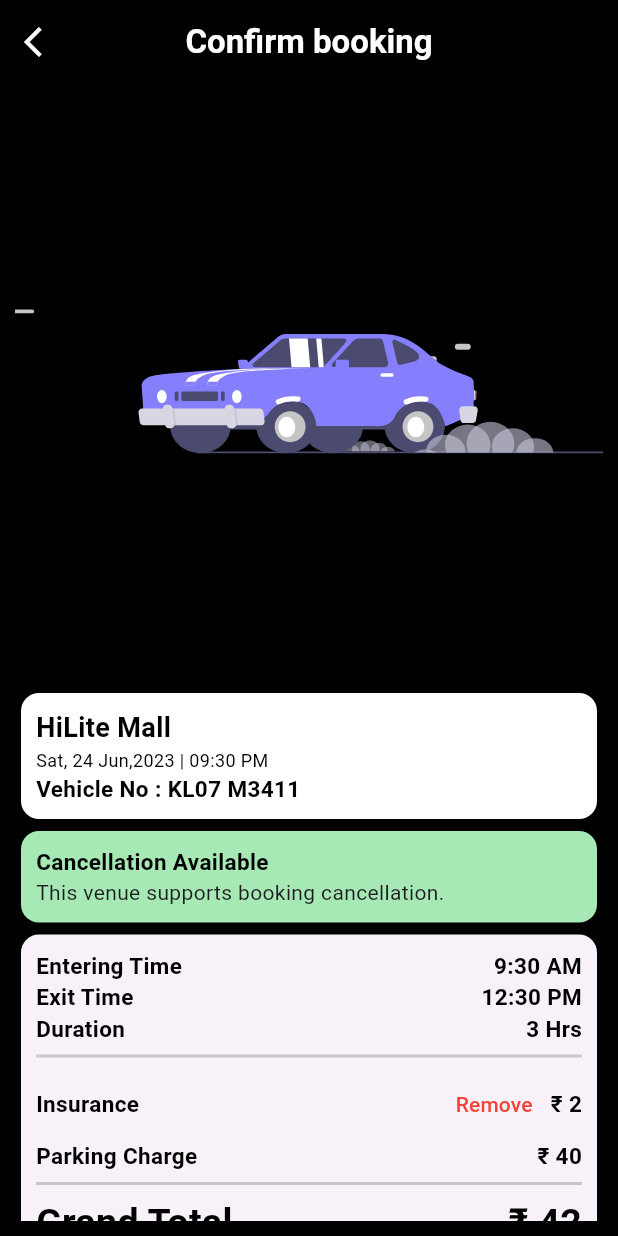
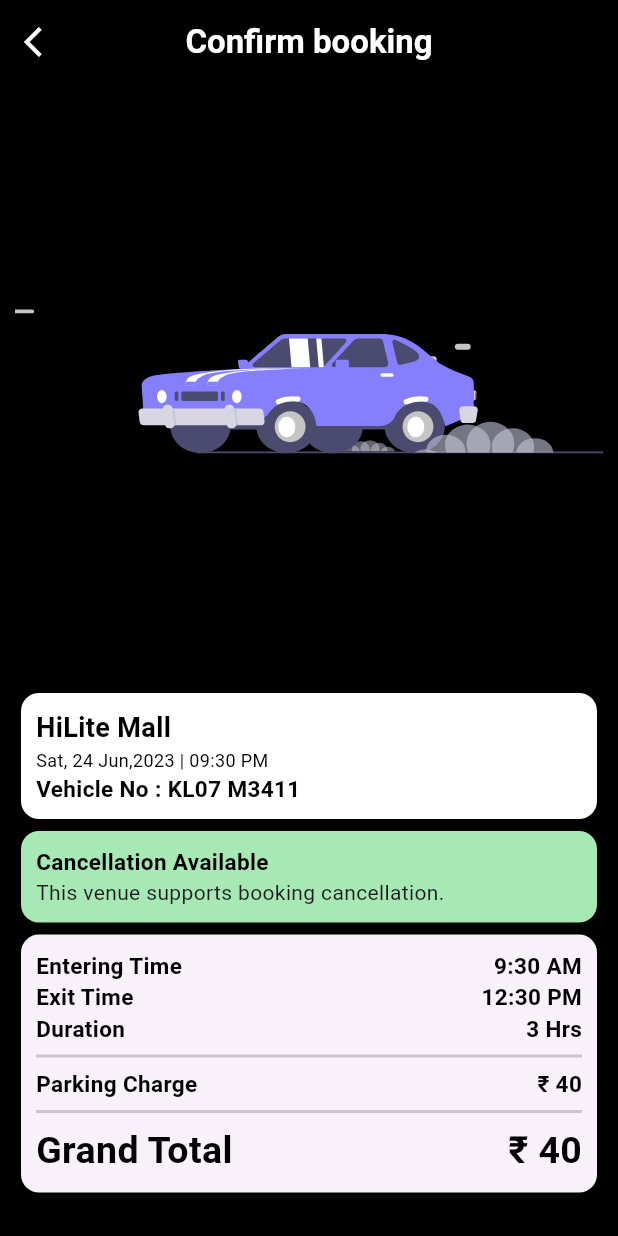
Before and after one commit to Hish07/park_smart_payment_page, a Flutter app: the screen it shows after launch, on a phone screen of 412 x 824 dp. Run offline on Flutter 3.47's test engine with Material 2 defaults, Android fonts, the phone set to English and light mode, and no system bars; our stand-ins replace lottie; missing offline and left inert: pay, razorpay_flutter.

```diff
--- a/lib/pages/payment_page.dart
+++ b/lib/pages/payment_page.dart
@@ -1,6 +1,7 @@
 import 'package:flutter/material.dart';
 import 'package:lottie/lottie.dart';
 import 'package:pay/pay.dart';
+import 'package:razorpay_flutter/razorpay_flutter.dart';
 import 'dart:developer';
 
 import 'package:smart_park/pages/payment_successfull.dart';
@@ -14,14 +15,38 @@ class PaymentPage extends StatefulWidget {
 
 class _PaymentPageState extends State<PaymentPage> {
   final paymentItem = <PaymentItem>[];
+
+  var _razorpay = Razorpay();
   @override
   void initState() {
+    _razorpay.on(Razorpay.EVENT_PAYMENT_SUCCESS, _handlePaymentSuccess);
+    _razorpay.on(Razorpay.EVENT_PAYMENT_ERROR, _handlePaymentError);
+    _razorpay.on(Razorpay.EVENT_EXTERNAL_WALLET, _handleExternalWallet);
     paymentItem.add(const PaymentItem(
       amount: "42",
       label: "Charge",
       status: PaymentItemStatus.final_price,
     ));
     super.initState();
+  }
+
+  void _handlePaymentSuccess(PaymentSuccessResponse response) {
+    // Do something when payment succeeds
+  }
+
+  void _handlePaymentError(PaymentFailureResponse response) {
+    // Do something when payment fails
+  }
+
+  void _handleExternalWallet(ExternalWalletResponse response) {
+    // Do something when an external wallet is selected
+  }
+
+  @override
+  void dispose() {
+    // TODO: implement dispose
+    _razorpay.clear(); // Removes all listeners
+    super.dispose();
   }
 
   @override
@@ -110,12 +135,12 @@ class _PaymentPageState extends State<PaymentPage> {
                   ),
                 ),
               ),
-              Card(
+              const Card(
                 child: Padding(
-                  padding: const EdgeInsets.all(10.0),
+                  padding: EdgeInsets.all(10.0),
                   child: Column(
                     children: [
-                      const Row(
+                      Row(
                         mainAxisAlignment: MainAxisAlignment.spaceBetween,
                         children: [
                           Text(
@@ -134,7 +159,7 @@ class _PaymentPageState extends State<PaymentPage> {
                           )
                         ],
                       ),
-                      const Row(
+                      Row(
                         mainAxisAlignment: MainAxisAlignment.spaceBetween,
                         children: [
                           Text(
@@ -153,7 +178,7 @@ class _PaymentPageState extends State<PaymentPage> {
                           ),
                         ],
                       ),
-                      const Row(
+                      Row(
                         mainAxisAlignment: MainAxisAlignment.spaceBetween,
                         children: [
                           Text(
@@ -172,37 +197,10 @@ class _PaymentPageState extends State<PaymentPage> {
                           )
                         ],
                       ),
-                      const Divider(
+                      Divider(
                         thickness: 2,
                       ),
                       Row(
-                        children: [
-                          const Text(
-                            "Insurance",
-                            style: TextStyle(
-                                color: Colors.black,
-                                fontWeight: FontWeight.bold,
-                                fontSize: 15),
-                          ),
-                          const Spacer(),
-                          TextButton(
-                              onPressed: () {},
-                              child: const Text(
-                                "Remove",
-                                style: TextStyle(
-                                  color: Colors.red,
-                                ),
-                              )),
-                          const Text(
-                            "₹ 2",
-                            style: TextStyle(
-                                color: Colors.black,
-                                fontWeight: FontWeight.bold,
-                                fontSize: 15),
-                          ),
-                        ],
-                      ),
-                      const Row(
                         mainAxisAlignment: MainAxisAlignment.spaceBetween,
                         children: [
                           Text(
@@ -221,10 +219,10 @@ class _PaymentPageState extends State<PaymentPage> {
                           )
                         ],
                       ),
-                      const Divider(
+                      Divider(
                         thickness: 2,
                       ),
-                      const Row(
+                      Row(
                         mainAxisAlignment: MainAxisAlignment.spaceBetween,
                         children: [
                           Text(
@@ -235,7 +233,7 @@ class _PaymentPageState extends State<PaymentPage> {
                                 fontSize: 25),
                           ),
                           Text(
-                            "₹ 42",
+                            "₹ 40",
                             style: TextStyle(
                                 color: Colors.black,
                                 fontWeight: FontWeight.bold,
@@ -289,15 +287,49 @@ class _PaymentPageState extends State<PaymentPage> {
                             hintText: "Enter your UPI"),
                       ),
                     ),
-                    Align(
+                    const Align(
                         alignment: Alignment.topLeft,
                         child: Padding(
-                          padding: const EdgeInsets.all(10.0),
+                          padding: EdgeInsets.all(10.0),
                           child: Text(
                             "Debit/Credit Cards",
                             style: TextStyle(fontSize: 15),
                           ),
                         )),
+
+                    //***********Pay with Razor Pay *******************/
+
+                    Padding(
+                      padding: const EdgeInsets.all(8.0),
+                      child: MaterialButton(
+                        onPressed: () {
+                          var options = {
+                            'key': 'rzp_test_fTnbgugypdAT3m',
+                            'amount':
+                                40000, //in the smallest currency sub-unit.
+                            'name': 'Park Smart',
+                            'order_id':
+                                'order_EMBFqjDHEEn80l', // Generate order_id using Orders API
+                            'description': 'Parking charge',
+                            'timeout': 300, // in seconds
+                            'prefill': {
+                              'contact': '9123456789',
+                              'email': 'gaurav.kumar@example.com'
+                            }
+                          };
+                          _razorpay.open(options);
+                        },
+                        color: Colors.black,
+                        height: 40,
+                        minWidth: double.infinity,
+                        child: const Text(
+                          "Pay With Razor Pay",
+                          style: TextStyle(color: Colors.white),
+                        ),
+                      ),
+                    ),
+
+                    //********Google Pay ************** */
                     Padding(
                       padding: const EdgeInsets.all(8.0),
                       child: GooglePayButton(
--- a/pubspec.yaml
+++ b/pubspec.yaml
@@ -33,6 +33,7 @@ dependencies:
     sdk: flutter
   lottie: ^2.4.0
   pay: ^1.1.1
+  razorpay_flutter: ^1.3.5
 
 dev_dependencies:
   flutter_lints: ^2.0.0
```
Also changed, not shown: lib/pages/razor_pay.dart (added, +54 -0 lines), pubspec.lock, 4 other files.
